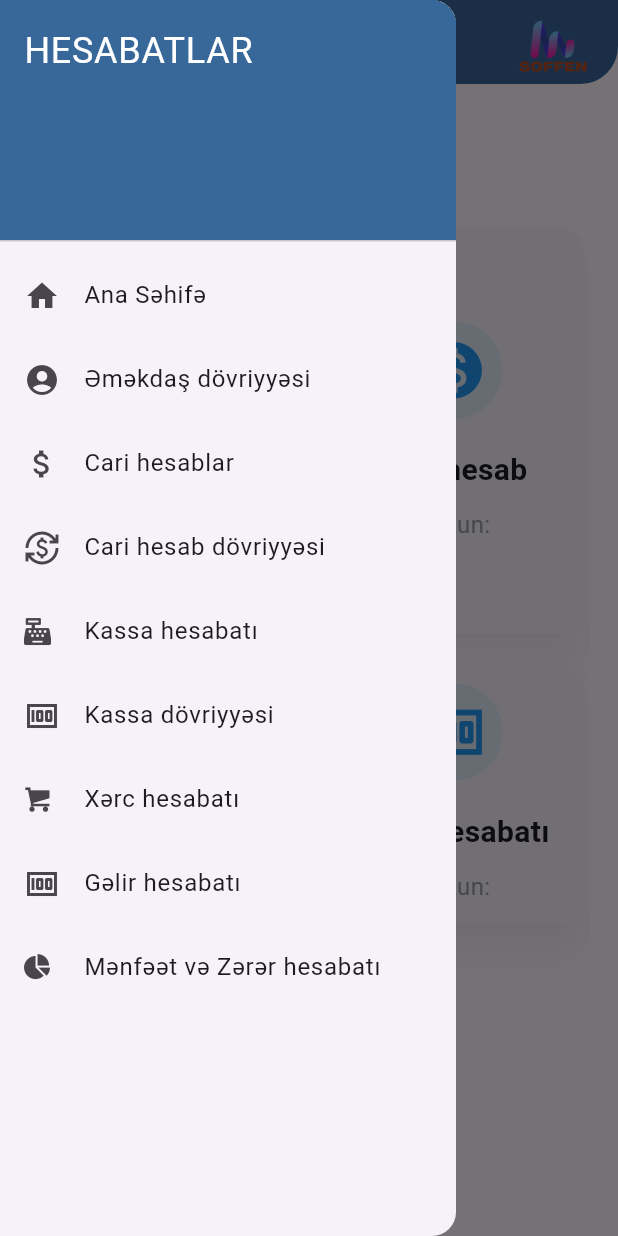
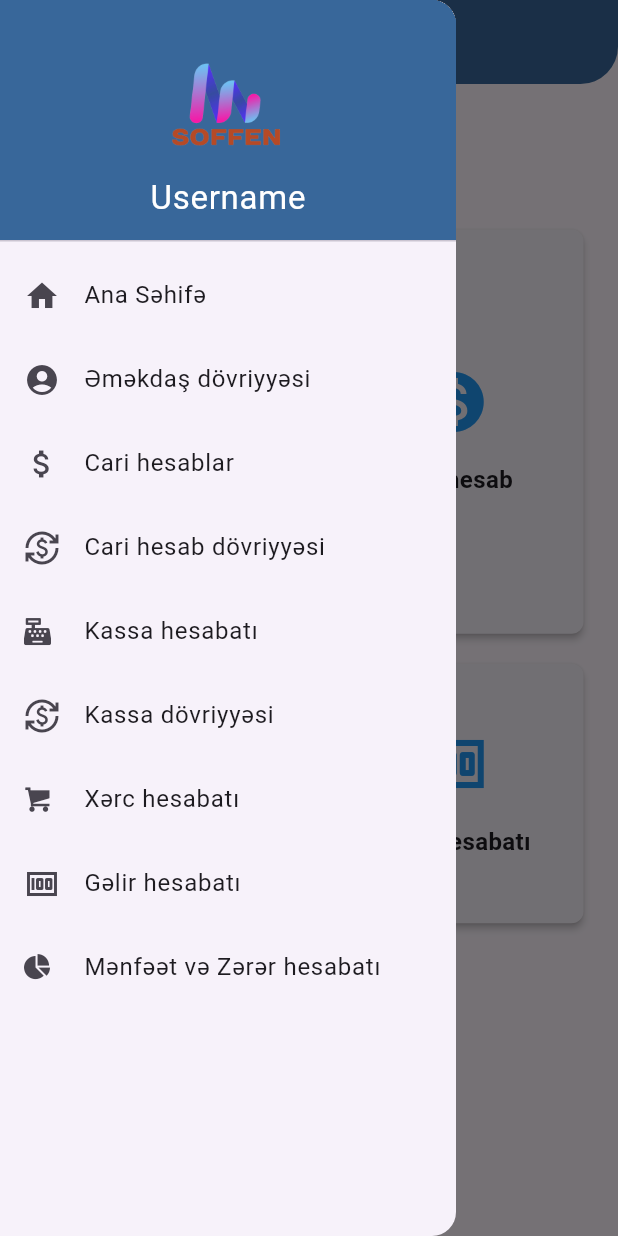
Before and after one commit to HNihad0/S_M, a Flutter app: the Menu screen opened directly, with the side drawer open, on a phone screen of 412 x 824 dp. Run offline on Flutter 3.47's test engine with Material 3 defaults, Android fonts, the phone set to English and light mode, and no system bars; network calls fail.

Commit message:
Yeni değişiklikler

```diff
--- a/lib/ana_seh.dart
+++ b/lib/ana_seh.dart
@@ -1,21 +1,43 @@
 import 'package:flutter/material.dart';
 import 'package:flutter_staggered_grid_view/flutter_staggered_grid_view.dart';
+import 'package:soffen_mobile/cari_hes.dart';
+import 'package:soffen_mobile/gelir_hes.dart';
+import 'package:soffen_mobile/kas_hes.dart';
 import 'package:soffen_mobile/model/dashboard_card.dart';
 import 'package:soffen_mobile/my_flutter_app_icons.dart';
+import 'package:soffen_mobile/xerc_hes.dart';
 
-class HomePage extends StatefulWidget {
+class HomePage extends StatelessWidget {
   const HomePage({super.key});
 
-  @override
-  State<HomePage> createState() => _HomePageState();
+  void navigateToKasHes(BuildContext context) {
+    Navigator.push(
+      context,
+      MaterialPageRoute(builder: (context) => MSSQLTableDataFetch(showAppBar: true)),
+    );
   }
-
-class _HomePageState extends State<HomePage> {
+  void navigateToCariHes(BuildContext context) {
+    Navigator.push(
+      context,
+      MaterialPageRoute(builder: (context) => CariHesab(showAppBar: true)),
+    );
+  }
+  void navigateToXercHes(BuildContext context) {
+    Navigator.push(
+      context,
+      MaterialPageRoute(builder: (context) => XercHesabati(showAppBar: true)),
+    );
+  }
+  void navigateToGelirHes(BuildContext context) {
+    Navigator.push(
+      context,
+      MaterialPageRoute(builder: (context) => GelirHesabat(showAppBar: true)),
+    );
+  }
   @override
   Widget build(BuildContext context) {
     return Scaffold(
-      body: Center(
-        child: Padding(
+      body: Padding(
         padding: const EdgeInsets.all(16.0),
         child: Column(
           crossAxisAlignment: CrossAxisAlignment.center,
@@ -33,14 +55,14 @@ class _HomePageState extends State<HomePage> {
                 crossAxisCount: 4,
                 mainAxisSpacing: 12.0,
                 crossAxisSpacing: 12.0,
-                  children: const [
+                children: [
                   StaggeredGridTile.count(
                     crossAxisCellCount: 2,
                     mainAxisCellCount: 2,
                     child: DashboardCard(
                       icon: MyFlutterApp.cash_register,
                       title: 'Kassa hesabatı',
-                        value: 'Yekun:',
+                      onTap: () => navigateToKasHes(context),
                     ),
                   ),
                   StaggeredGridTile.count(
@@ -49,7 +71,7 @@ class _HomePageState extends State<HomePage> {
                     child: DashboardCard(
                       icon: Icons.monetization_on,
                       title: 'Cari hesab',
-                        value: 'Yekun:',
+                      onTap: () => navigateToCariHes(context),
                     ),
                   ),
                   StaggeredGridTile.count(
@@ -58,7 +80,7 @@ class _HomePageState extends State<HomePage> {
                     child: DashboardCard(
                       icon: MyFlutterApp.basket,
                       title: 'Xərc hesabatı',
-                        value: 'Yekun:',
+                      onTap: () => navigateToXercHes(context),
                     ),
                   ),
                   StaggeredGridTile.count(
@@ -67,7 +89,7 @@ class _HomePageState extends State<HomePage> {
                     child: DashboardCard(
                       icon: Icons.money,
                       title: 'Gəlir hesabatı',
-                        value: 'Yekun:',
+                      onTap: () => navigateToGelirHes(context),
                     ),
                   ),
                 ],
@@ -76,7 +98,6 @@ class _HomePageState extends State<HomePage> {
           ],
         ),
       ),
-      ),
     );
   }
 }
--- a/lib/appBar.dart
+++ b/lib/appBar.dart
@@ -9,7 +9,6 @@ import 'package:soffen_mobile/kas_dov.dart';
 import 'package:soffen_mobile/kas_hes.dart';
 import 'package:soffen_mobile/my_flutter_app_icons.dart';
 import 'package:soffen_mobile/xerc_hes.dart';
-
 
 class PinCodeWidget extends StatefulWidget {
   const PinCodeWidget({super.key});
@@ -66,7 +65,7 @@ class _PinCodeWidgetState extends State<PinCodeWidget> {
   @override
   Widget build(BuildContext context) {
     return Scaffold(
-      backgroundColor: Color.fromARGB(218, 241, 241, 241),
+      backgroundColor: const Color.fromARGB(218, 241, 241, 241),
       body: Center(
         child: SingleChildScrollView(
           child: Column(
@@ -233,16 +232,16 @@ class _MenuState extends State<Menu> {
 
     switch (selectedPage) {
       case 'Ana Səhifə':
-        content = HomePage();
+        content = const HomePage();
         break;
       case 'Kassa hesabatı':
-        content = MSSQLTableDataFetch(onTotalSonqalUpdated: (double ) {  },);
+        content = MSSQLTableDataFetch(showAppBar: false);
         break;
       case 'Əməkdaş dövriyyəsi':
         content = EmekdasDovriyyesiPage();
         break;
       case 'Cari hesablar':
-        content = CariHesab();
+        content = CariHesab(showAppBar: false);
         break;
       case 'Cari hesab dövriyyəsi':
         content = CariHesabDov();
@@ -251,13 +250,13 @@ class _MenuState extends State<Menu> {
         content = KassaDovriyyesi();
         break;
       case 'Xərc hesabatı':
-        content = XercHesabati();
+        content = XercHesabati(showAppBar: false);
         break;
       case 'Gəlir hesabatı':
-        content = GelirHesabat();
+        content = GelirHesabat(showAppBar: false);
         break;
       default:
-        content = HomePage();
+        content = const HomePage();
     }
 
     return Scaffold(
@@ -270,29 +269,32 @@ class _MenuState extends State<Menu> {
         ),
         elevation: 0.00,
         backgroundColor: const Color.fromARGB(255, 56, 103, 154),
-        actions:  <Widget>[
-          Image.asset(
-            'assets/soffen-logo.png',
-            width: 85,
-            height: 85,
-          ),
-          const Padding(padding: EdgeInsets.only(right: .0)),
-        ],
       ),
       drawer: Drawer(
         child: ListView(
           padding: EdgeInsets.zero,
           children: <Widget>[
-            const DrawerHeader(
-              decoration: BoxDecoration(
+            DrawerHeader(
+              decoration: const BoxDecoration(
                 color: Color.fromARGB(255, 56, 103, 154),
               ),
-              child: Text(
-                'HESABATLAR',
+              child: Column(
+                mainAxisAlignment: MainAxisAlignment.center,
+                children: [
+                  Image.asset(
+                    'assets/soffen-logo.png',
+                    width: 90,
+                    height: 90,
+                  ),
+                  const SizedBox(height: 5),
+                  const Text(
+                    'Username',
                     style: TextStyle(
                       color: Colors.white,
-                  fontSize: 24,
+                      fontSize: 22,
                     ),
+                  ),
+                ],
               ),
             ),
             ListTile(
@@ -349,7 +351,7 @@ class _MenuState extends State<Menu> {
               },
             ),
             ListTile(
-              leading: const Icon(Icons.money),
+              leading: const Icon(Icons.currency_exchange),
               title: const Text('Kassa dövriyyəsi'),
               onTap: () {
                 setState(() {
@@ -398,7 +400,7 @@ class _MenuState extends State<Menu> {
         ),
       ),
       body: Container(
-        padding: EdgeInsets.all(3),
+        padding: const EdgeInsets.all(3),
         child: content,
       ),
     );
--- a/lib/model/dashboard_card.dart
+++ b/lib/model/dashboard_card.dart
@@ -1,63 +1,44 @@
 import 'package:flutter/material.dart';
 
-
-
-class DashboardCard extends StatelessWidget {
+class DashboardCard extends StatefulWidget {
   final IconData icon;
   final String title;
-  final String value;
+  final VoidCallback onTap;
 
   const DashboardCard({
-    super.key,
     required this.icon,
     required this.title,
-    required this.value,
+    required this.onTap,
   });
 
   @override
+  State<DashboardCard> createState() => _DashboardCardState();
+}
+
+class _DashboardCardState extends State<DashboardCard> {
+  @override
   Widget build(BuildContext context) {
-    return Card(
+    return GestureDetector(
+      onTap: widget.onTap,
+      child: Card(
+        elevation: 2.0,
         shape: RoundedRectangleBorder(
-        borderRadius: BorderRadius.circular(15.0),
+          borderRadius: BorderRadius.circular(8.0),
         ),
-      elevation: 10,
-      shadowColor: Colors.black.withOpacity(0.2),
         child: Padding(
-        padding: const EdgeInsets.all(10.0),
+          padding: const EdgeInsets.all(16.0),
           child: Column(
             mainAxisAlignment: MainAxisAlignment.center,
-          children: <Widget>[
-            Container(
-              decoration: BoxDecoration(
-                color: Colors.blue.withOpacity(0.1),
-                shape: BoxShape.circle,
-              ),
-              child: Padding(
-                padding: const EdgeInsets.all(10.0),
-                child: Icon(
-                  icon,
-                  size: 45,
-                  color: Colors.blue,
-                ),
-              ),
-            ),
-            const SizedBox(height: 20),
+            children: [
+              Icon(widget.icon, size: 48.0, color: Colors.blue),
+              const SizedBox(height: 16.0),
               Text(
-              title,
-              style: const TextStyle(
-                fontSize: 20,
-                fontWeight: FontWeight.bold,
-              ),
-            ),
-            const SizedBox(height: 10),
-            Text(
-              value,
-              style: const TextStyle(
-                fontSize: 16,
-                color: Colors.grey,
-              ),
+                widget.title,
+                style: const TextStyle(fontSize: 16.0, fontWeight: FontWeight.bold),
+                textAlign: TextAlign.center,
               ),
             ],
+          ),
         ),
       ),
     );
```
Also changed, not shown: lib/cari_hes.dart (+32 -3 lines), lib/gelir_hes.dart (+15 -0 lines), lib/kas_dov.dart (+19 -4 lines), lib/kas_hes.dart (+20 -8 lines), lib/xerc_hes.dart (+40 -13 lines). Lines whose indentation alone changed are shown as unchanged.
